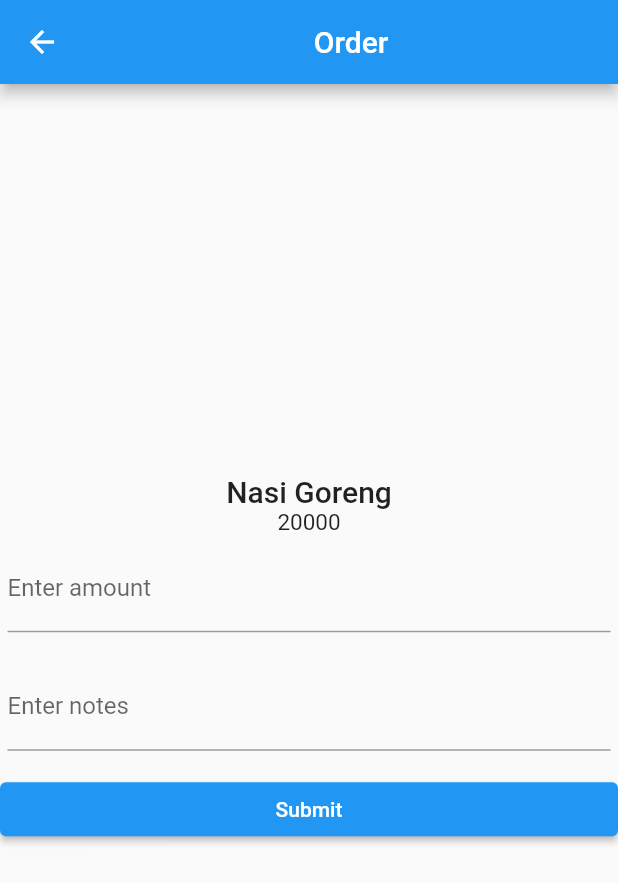
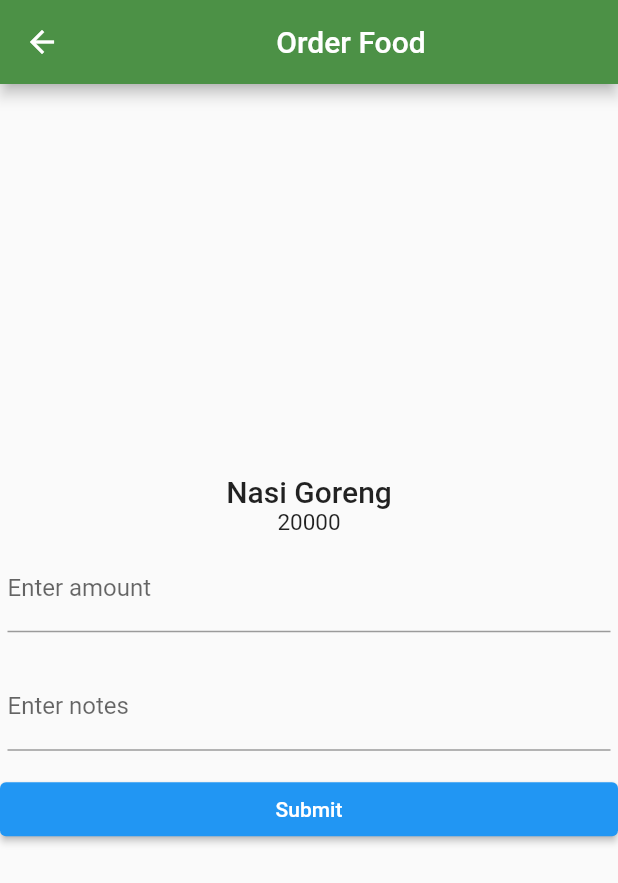
Before and after one commit to michaelAngelo1/menuorder_app, a Flutter app: the screen it shows after launch, after a tap on "Nasi Goreng", on a phone screen of 412 x 824 dp. Shown: the top 883 px of the screen. Run offline on Flutter 3.47's test engine with Material 2 defaults, Android fonts, the light colour scheme and no system bars; our stand-ins replace google_fonts.

Commit message:
refactor appbar

```diff
--- a/lib/main.dart
+++ b/lib/main.dart
@@ -48,10 +48,7 @@ class MyHomePage extends StatelessWidget {
     List<int> prices = appState.price;
 
     return Scaffold(
-      appBar: AppBar(
-        backgroundColor: const Color.fromARGB(255, 76, 145, 70),
-        title: const Center(child: Text("Home")),
-      ),
+      appBar: const buildAppBar(title: "Home"),
       body: Padding(
         padding: const EdgeInsets.symmetric(horizontal: 12.0),
         child: SizedBox(
@@ -126,11 +123,7 @@ class _OrderPageState extends State<OrderPage> {
     var appState = context.watch<MyAppState>();
 
     return Scaffold(
-      appBar: AppBar(
-        title: const Center(
-          child: Text("Order"),
-        )
-      ),
+      appBar: const buildAppBar(title: "Order Food"),
       body: Center(
         child: Column(
           mainAxisAlignment: MainAxisAlignment.center,
@@ -212,11 +205,7 @@ class OrderDetailPage extends StatelessWidget {
     String notes = appState.foodNotes;
 
     return Scaffold(
-      appBar: AppBar(
-        title: const Center(
-          child: Text("Order Detail"),
-        )
-      ),
+      appBar: const buildAppBar(title: "Order Summary"),
       body: Center(
         child: Column(
           mainAxisAlignment: MainAxisAlignment.center,
@@ -260,3 +249,24 @@ class OrderDetailPage extends StatelessWidget {
     );
   }
 }
+
+class buildAppBar extends StatelessWidget implements PreferredSizeWidget {
+  final String title;
+  const buildAppBar({
+    super.key,
+    required this.title,
+  });
+
+  @override
+  Widget build(BuildContext context) {
+    return AppBar(
+      backgroundColor: const Color.fromARGB(255, 76, 145, 70),
+      title: Center(
+        child: Text(title),
+      )
+    );
+  }
+
+  @override
+   Size get preferredSize => const Size.fromHeight(kToolbarHeight);
+}
```
